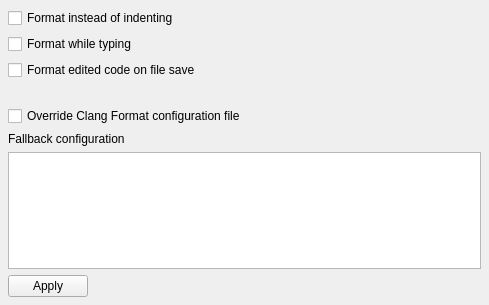
Above: src/plugins/clangformat/clangformatconfigwidget.ui from qt-creator/qt-creator before the change. Below: the same form after it.
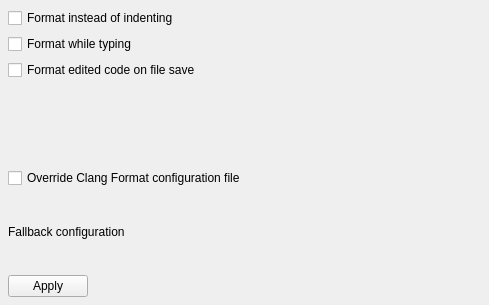
That is the form after the change.

Commit message:
ClangFormat: Improve the configuration UI
Use QComboBox, QLineEdit and QPlainTextEdit to edit
different option types.

Show changes in the preview without pressing 'Apply' button.

The clangformatchecks.ui file is generated with the python
script that is a part of this commit.

```diff
--- a/src/plugins/clangformat/clangformatconfigwidget.ui
+++ b/src/plugins/clangformat/clangformatconfigwidget.ui
@@ -70,9 +70,6 @@
    </item>
    <item>
     <layout class="QHBoxLayout" name="horizontalLayout_2">
-     <item>
-      <widget class="QPlainTextEdit" name="clangFormatOptionsTable"/>
-     </item>
     </layout>
    </item>
    <item>
```
The commit also changes 5 other files.
